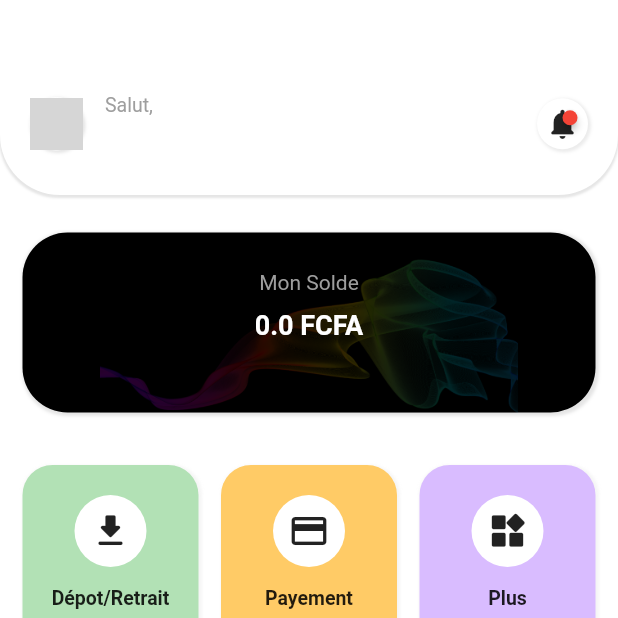
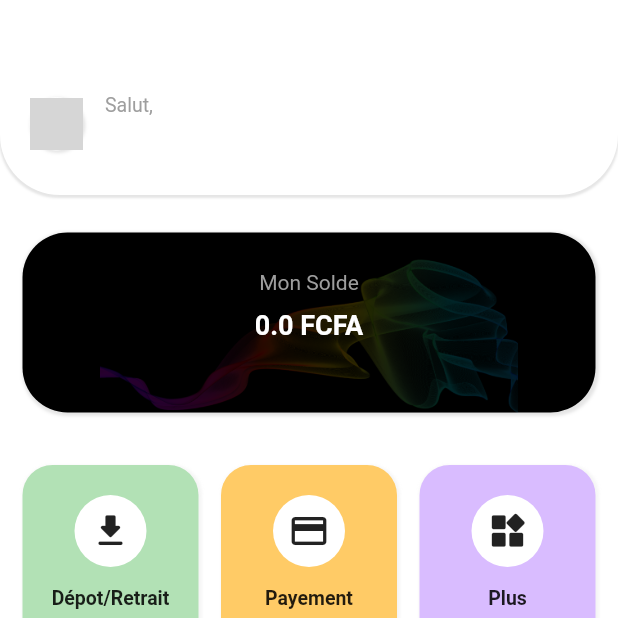
Before and after one commit to Effan21/Bank-app-Mobile, a Flutter app: the HomePage screen opened directly with empty values, on a phone screen of 412 x 824 dp, the top half of it. Run offline on Flutter 3.47's test engine with Material 2 defaults, Android fonts, the phone set to English and light mode, and no system bars; drawn by our look-alikes of badges; our stand-ins replace flutter_credit_card, flutter_otp_text_field, flutter_svg, geolocator, google_maps_flutter, share_plus; missing offline and left inert: custom_info_window, flutter_initicon, group_list_view, multiavatar; network calls fail; grey boxes are pictures that could not be loaded.

Commit message:
final code version

```diff
--- a/lib/pages/home_page.dart
+++ b/lib/pages/home_page.dart
@@ -264,38 +264,12 @@ void checkBalance(){
           const SizedBox(
             width: 15,
           ),
-          _buildNotification()
+
         ],
       ),
     );
   }
 
-  Widget _buildNotification() {
-    return Container(
-      padding: EdgeInsets.all(5),
-      decoration: BoxDecoration(
-        color: Colors.white,
-        shape: BoxShape.circle,
-        boxShadow: [
-          BoxShadow(
-            color: Colors.grey.withOpacity(0.2),
-            spreadRadius: 1,
-            blurRadius: 1,
-            offset: Offset(1, 1), // changes position of shadow
-          ),
-        ],
-      ),
-      child: Badge(
-
-        position: BadgePosition.topEnd(top: -5, end: 2),
-        badgeContent: Text(
-          '',
-          style: TextStyle(color: Colors.white),
-        ),
-        child: Icon(Icons.notifications_rounded),
-      ),
-    );
-  }
 
   Widget _buildTransactionTitle() {
     return Row(
--- a/lib/pages/otp_page.dart
+++ b/lib/pages/otp_page.dart
@@ -5,7 +5,7 @@ import 'package:flutter/cupertino.dart';
 import 'package:flutter/material.dart';
 import 'package:flutter/services.dart';
 import 'package:http/http.dart' as http;
-import 'package:pin_entry_text_field/pin_entry_text_field.dart';
+import 'package:flutter_otp_text_field/flutter_otp_text_field.dart';
 
 import '../const.dart';
 import 'home_page.dart';
@@ -96,8 +96,8 @@ class _OtpPageState extends State<OtpPage> {
                       children: [
                         Container(
                           margin: EdgeInsets.only(left: screenWidth * 0.025),
-                          child: PinEntryTextField(
-                            fields: 6,
+                          child: OtpTextField(
+                            numberOfFields: 6,
                             onSubmit: (text) {
                               smsOTP = text as String;
                             },
--- a/pubspec.yaml
+++ b/pubspec.yaml
@@ -45,9 +45,6 @@ dependencies:
   google_maps_flutter: ^2.3.0
   custom_info_window: ^1.0.1
   geolocator: ^9.0.2
-  firebase_auth: ^4.6.2
-  pin_entry_text_field: ^0.1.4
-  firebase_core: ^2.13.1
   image_picker: ^0.8.7+5
   signature: ^5.3.0
   google_fonts: ^4.0.4
@@ -55,8 +52,7 @@ dependencies:
   flutter_credit_card: ^3.0.6
   group_list_view: ^1.1.1
   share_plus: ^7.0.2
-  firebase_messaging: ^14.6.3
-  show_dialog: ^1.0.3
+  flutter_otp_text_field: ^1.1.1
 
 dev_dependencies:
   flutter_test:
```
Also changed, not shown: lib/pages/agencies_location_page.dart (+1 -66 lines), lib/pages/secret_code_page.dart (+3 -26 lines), pubspec.lock.
